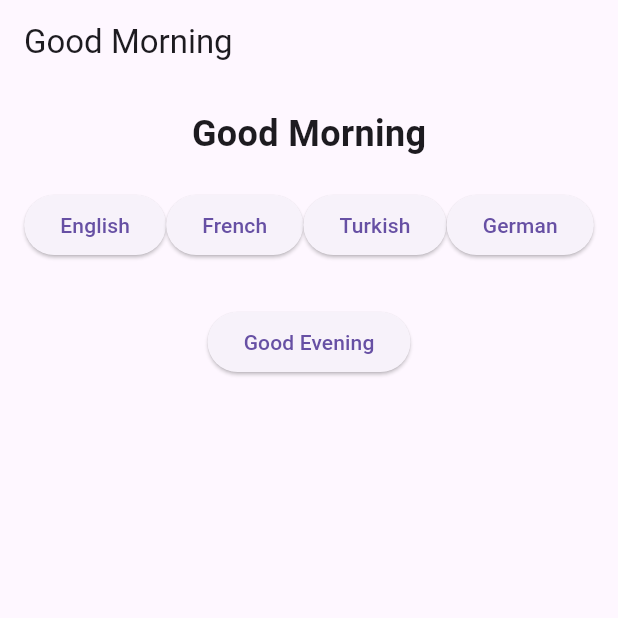
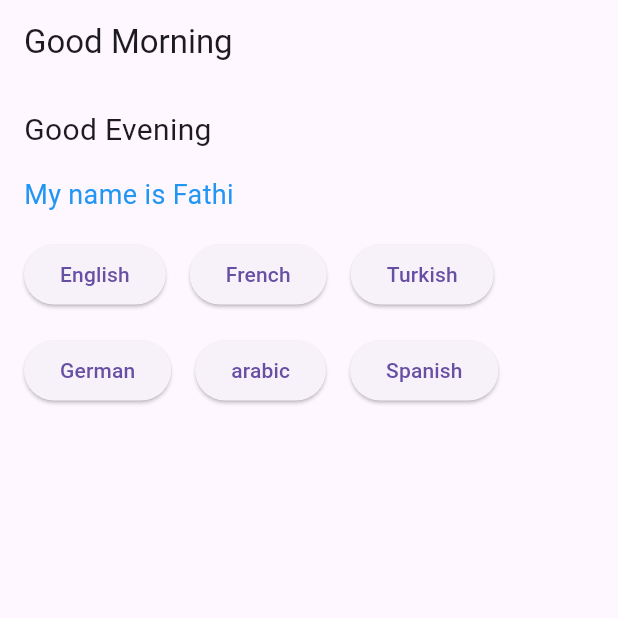
Before and after one commit to islamux/hello_world, a Flutter app: the screen it shows after launch, after a tap on "إنجليزي", on a phone screen of 412 x 824 dp, the top half of it. Run offline on Flutter 3.47's test engine with Material 3 defaults, Android fonts, the light colour scheme and no system bars; our stand-ins replace flutter_bloc, shared_preferences.

Commit message:
add espanol language, fix buttons

```diff
--- a/assets/lang/ar.json
+++ b/assets/lang/ar.json
@@ -1,8 +1,10 @@
 {
   "greetingMorning": "صباح الخير",
   "greetingEvening": "مساء الخير",
+  "myName": "اسمي فتحي",
   "english": "إنجليزي",
   "french": "فرنسي",
   "turkish": "تركي",
-    "german": "ألماني"
+  "german": "ألماني",
+  "spanish": "إسباني"
 }
--- a/assets/lang/de.json
+++ b/assets/lang/de.json
@@ -1,8 +1,10 @@
 {
   "greetingMorning": "Guten Morgen",
   "greetingEvening": "Guten Abend",
+  "myName": "Mein Name ist Fathi",
   "english": "Englisch",
   "french": "Französisch",
   "turkish": "Türkisch",
-    "german": "Deutsch"
+  "german": "Deutsch",
+  "spanish": "Spanisch"
 }
--- a/assets/lang/en.json
+++ b/assets/lang/en.json
@@ -1,8 +1,10 @@
 {
   "greetingMorning": "Good Morning",
   "greetingEvening": "Good Evening",
+  "myName": "My name is Fathi",
   "english": "English",
   "french": "French",
   "turkish": "Turkish",
-    "german": "German"
+  "german": "German",
+  "spanish": "Spanish"
 }
--- /dev/null
+++ b/assets/lang/es.json
@@ -0,0 +1,11 @@
+{
+    "greetingMorning": "Buenos días",
+    "greetingEvening": "Buenas noches",
+    "myName": "Me llamo Fathi",
+    "english": "Inglés",
+    "french": "Francés",
+    "turkish": "Turco",
+    "german": "Alemán",
+    "arabic": "Árabe",
+    "spanish": "Español"
+  }
--- a/assets/lang/fr.json
+++ b/assets/lang/fr.json
@@ -1,8 +1,10 @@
 {
   "greetingMorning": "Bonjour",
   "greetingEvening": "Bonsoir",
+  "myName": "Je m'appelle Fathi",
   "english": "Anglais",
   "french": "Français",
   "turkish": "Turc",
-    "german": "Allemand"
+  "german": "Allemand",
+  "spanish": "Espagnol"
 }
--- a/assets/lang/tr.json
+++ b/assets/lang/tr.json
@@ -1,8 +1,10 @@
 {
   "greetingMorning": "Günaydın",
   "greetingEvening": "İyi Akşamlar",
+  "myName": "Benim adım Fathi",
   "english": "İngilizce",
   "french": "Fransızca",
   "turkish": "Türkçe",
-    "german": "Almanca"
+  "german": "Almanca",
+  "spanish": "İspanyolca"
 }
--- a/lib/home_page.dart
+++ b/lib/home_page.dart
@@ -1,35 +1,165 @@
+// import 'package:flutter/material.dart';
+// import 'package:flutter_bloc/flutter_bloc.dart';
+// import 'package:hello_world/language_cubit.dart';
+// import 'localization_manager.dart';
+
+// class HomePage extends StatelessWidget {
+//   const HomePage({super.key});
+
+//   @override
+//   Widget build(BuildContext context) {
+//     final localization = LocalizationManager.of(context)!;
+
+//     return Scaffold(
+//       appBar: AppBar(
+//         title: Text(localization.translate('greetingMorning')),
+//       ),
+//       body: Padding(
+//         padding: const EdgeInsets.all(16.0),
+//         child: Column(
+//           crossAxisAlignment: CrossAxisAlignment.center,
+//           children: [
+//             Text(
+//               localization.translate('greetingMorning'),
+//               style: const TextStyle(
+//                 fontSize: 24,
+//                 fontWeight: FontWeight.bold,
+//               ),
+//             ),
+//             const SizedBox(height: 20),
+//             // أزرار تغيير اللغة
+//             Row(
+//               mainAxisAlignment: MainAxisAlignment.spaceEvenly,
+//               children: [
+//                 _buildLanguageButton(
+//                     context, 'en', localization.translate('english')),
+//                 _buildLanguageButton(
+//                     context, 'fr', localization.translate('french')),
+//                 _buildLanguageButton(
+//                     context, 'tr', localization.translate('turkish')),
+//                 _buildLanguageButton(
+//                     context, 'de', localization.translate('german')),
+//               ],
+//             ),
+//             const SizedBox(height: 30),
+//             ElevatedButton(
+//               onPressed: () {
+//                 ScaffoldMessenger.of(context).showSnackBar(
+//                   SnackBar(
+//                     content: Text(localization.translate('greetingEvening')),
+//                   ),
+//                 );
+//               },
+//               child: Text(localization.translate('greetingEvening')),
+//             ),
+//           ],
+//         ),
+//       ),
+//     );
+//   }
+
+//   Widget _buildLanguageButton(
+//       BuildContext context, String languageCode, String label) {
+//     return ElevatedButton(
+//       onPressed: () {
+//         context.read<LanguageCubit>().changeLanguage(languageCode);
+//       },
+//       child: Text(label),
+//     );
+//   }
+// }
+
+// import 'package:flutter/material.dart';
+// import 'package:flutter_bloc/flutter_bloc.dart';
+// import 'package:hello_world/localization_manager.dart';
+// import 'language_cubit.dart';
+
+// class HomePage extends StatelessWidget {
+//   const HomePage({super.key});
+
+//   @override
+//   Widget build(BuildContext context) {
+//     final localization = LocalizationManager.of(context)!;
+//     return Scaffold(
+//       appBar: AppBar(
+//         title: Text(localization.translate('greetingMorning')),
+//       ),
+//       body: Padding(
+//         padding: const EdgeInsets.all(16.0),
+//         child: Column(
+//           children: [
+//             Text(
+//               localization.translate('greetingEvening'),
+//               style: const TextStyle(fontSize: 20),
+//             ),
+//             const SizedBox(height: 16),
+//             Wrap(
+//               spacing: 16, // المسافة الأفقية بين الأزرار
+//               runSpacing: 16, // المسافة الرأسية بين الصفوف
+//               children: [
+//                 _buildLanguageButton(
+//                     context, 'en', localization.translate('english')),
+//                 _buildLanguageButton(
+//                     context, 'fr', localization.translate('french')),
+//                 _buildLanguageButton(
+//                     context, 'tr', localization.translate('turkish')),
+//                 _buildLanguageButton(
+//                     context, 'de', localization.translate('german')),
+//                 _buildLanguageButton(
+//                     context, 'ar', localization.translate('arabic')),
+//               ],
+//             ),
+//           ],
+//         ),
+//       ),
+//     );
+//   }
+
+//   Widget _buildLanguageButton(
+//       BuildContext context, String languageCode, String label) {
+//     return ElevatedButton(
+//       onPressed: () {
+//         context.read<LanguageCubit>().changeLanguage(languageCode);
+//       },
+//       child: Text(label),
+//     );
+//   }
+// }
+
 import 'package:flutter/material.dart';
 import 'package:flutter_bloc/flutter_bloc.dart';
-import 'package:hello_world/language_cubit.dart';
 import 'localization_manager.dart';
+import 'language_cubit.dart';
 
 class HomePage extends StatelessWidget {
   const HomePage({super.key});
 
   @override
   Widget build(BuildContext context) {
-    final localization = LocalizationManager.of(context)!;
+    final localization = LocalizationManager.of(context);
 
     return Scaffold(
       appBar: AppBar(
-        title: Text(localization.translate('greetingMorning')),
+        title: Text(localization!.translate('greetingMorning')),
       ),
       body: Padding(
         padding: const EdgeInsets.all(16.0),
         child: Column(
-          crossAxisAlignment: CrossAxisAlignment.center,
+          crossAxisAlignment: CrossAxisAlignment.start,
           children: [
             Text(
-              localization.translate('greetingMorning'),
-              style: const TextStyle(
-                fontSize: 24,
-                fontWeight: FontWeight.bold,
-              ),
+              localization.translate('greetingEvening'),
+              style: const TextStyle(fontSize: 20),
             ),
-            const SizedBox(height: 20),
-            // أزرار تغيير اللغة
-            Row(
-              mainAxisAlignment: MainAxisAlignment.spaceEvenly,
+            const SizedBox(height: 16),
+            Text(
+              localization.translate('myName'), // النص الجديد
+              style: const TextStyle(fontSize: 18, color: Colors.blue),
+            ),
+            const SizedBox(height: 16),
+            Wrap(
+              spacing: 16, // المسافة الأفقية بين الأزرار
+              runSpacing: 16, // المسافة الرأسية بين الصفوف
               children: [
                 _buildLanguageButton(
                     context, 'en', localization.translate('english')),
@@ -39,18 +169,11 @@ class HomePage extends StatelessWidget {
                     context, 'tr', localization.translate('turkish')),
                 _buildLanguageButton(
                     context, 'de', localization.translate('german')),
+                _buildLanguageButton(
+                    context, 'ar', localization.translate('arabic')),
+                _buildLanguageButton(
+                    context, 'es', localization.translate('spanish')),
               ],
-            ),
-            const SizedBox(height: 30),
-            ElevatedButton(
-              onPressed: () {
-                ScaffoldMessenger.of(context).showSnackBar(
-                  SnackBar(
-                    content: Text(localization.translate('greetingEvening')),
-                  ),
-                );
-              },
-              child: Text(localization.translate('greetingEvening')),
             ),
           ],
         ),
--- a/lib/localization_manager.dart
+++ b/lib/localization_manager.dart
@@ -36,7 +36,7 @@ class LocalizationDelegate extends LocalizationsDelegate<LocalizationManager> {
 
   @override
   bool isSupported(Locale locale) {
-    return ['en', 'ar', 'fr', 'tr', 'de'].contains(locale.languageCode);
+    return ['en', 'ar', 'fr', 'tr', 'de', 'es'].contains(locale.languageCode);
   }
 
   @override
--- a/lib/main.dart
+++ b/lib/main.dart
@@ -25,17 +25,20 @@ class MyApp extends StatelessWidget {
             debugShowCheckedModeBanner: false,
             title: 'Localized App',
             localizationsDelegates: const [
+              // todo : seperated file
               LocalizationDelegate(),
               GlobalMaterialLocalizations.delegate,
               GlobalWidgetsLocalizations.delegate,
               GlobalCupertinoLocalizations.delegate,
             ],
             supportedLocales: const [
+              // todo: seperated file
               Locale('en'),
               Locale('ar'),
               Locale('fr'),
               Locale('tr'),
               Locale('de'),
+              Locale('es'),
             ],
             locale: locale,
             theme: ThemeData(primarySwatch: Colors.blue),
```
Lines whose indentation alone changed are shown as unchanged.
